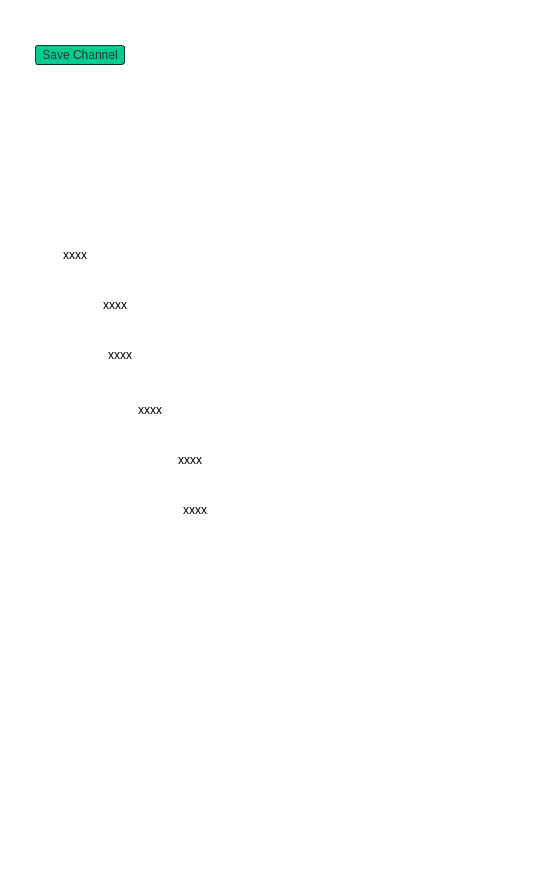
The window that src/gui/ui/iterpreter and others.ui (jsanchez679/morphoHeart_rev) describes before a commit, drawn with Qt 5.
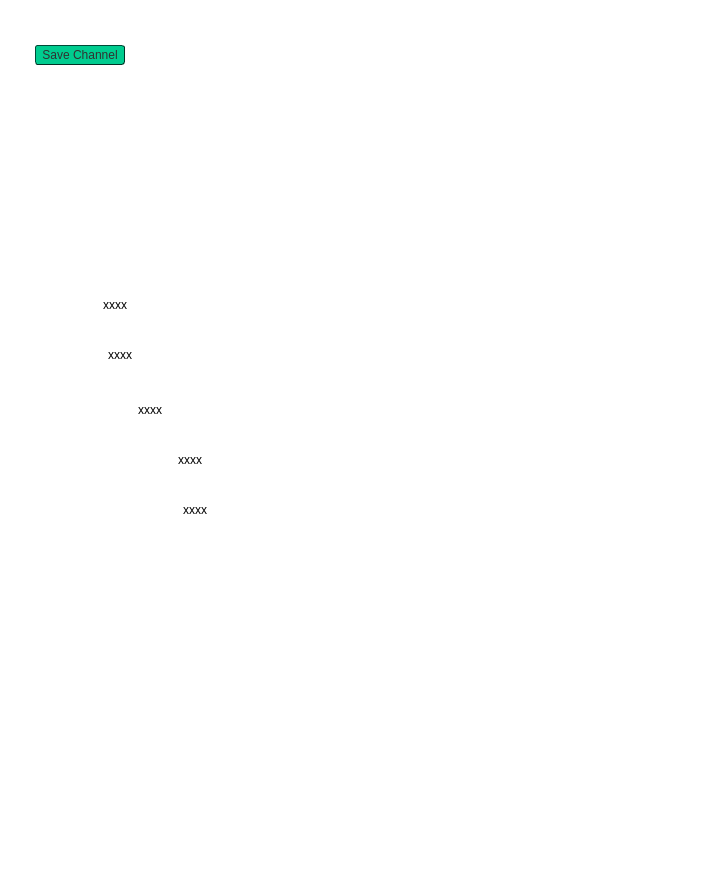
The same window after the commit.

Commit message: Finished setting ellips. Check if not angles but ellips. Reor plot?

What changed in the file:
```diff
--- a/src/gui/ui/iterpreter and others.ui
+++ b/src/gui/ui/iterpreter and others.ui
@@ -6,7 +6,7 @@
    <rect>
     <x>0</x>
     <y>0</y>
-    <width>550</width>
+    <width>715</width>
     <height>892</height>
    </rect>
   </property>
@@ -213,43 +213,6 @@
     <string/>
    </property>
   </widget>
-  <widget class="QLabel" name="view_angle_dir1_cut1">
-   <property name="geometry">
-    <rect>
-     <x>25</x>
-     <y>245</y>
-     <width>100</width>
-     <height>20</height>
-    </rect>
-   </property>
-   <property name="sizePolicy">
-    <sizepolicy hsizetype="Fixed" vsizetype="Preferred">
-     <horstretch>0</horstretch>
-     <verstretch>0</verstretch>
-    </sizepolicy>
-   </property>
-   <property name="minimumSize">
-    <size>
-     <width>100</width>
-     <height>20</height>
-    </size>
-   </property>
-   <property name="maximumSize">
-    <size>
-     <width>100</width>
-     <height>20</height>
-    </size>
-   </property>
-   <property name="styleSheet">
-    <string notr="true">font: 25 10pt &quot;Calibri Light&quot;;</string>
-   </property>
-   <property name="text">
-    <string>xxxx</string>
-   </property>
-   <property name="alignment">
-    <set>Qt::AlignCenter</set>
-   </property>
-  </widget>
   <widget class="QLabel" name="view_angle_dir2_cut1">
    <property name="geometry">
     <rect>
```
The commit also changes 7 other files.
